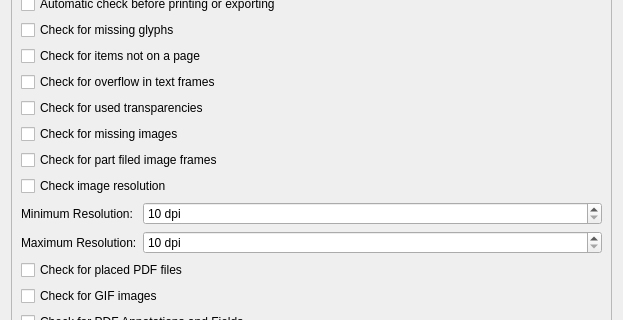
The window that scribus/ui/prefs_preflightverifierbase.ui (scribusproject/scribus) describes before a commit, drawn with Qt 5; both pictures show x 0 to 623 and y 288 to 608 of the 623 by 711 pixel window.
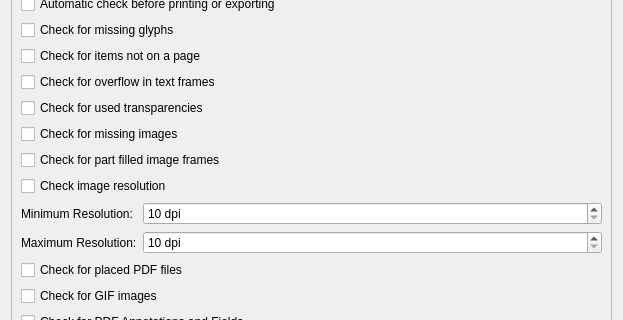
The same window after the commit.

Commit message: Fix part filled image frame string

The edit to the form file:
```diff
--- a/scribus/ui/prefs_preflightverifierbase.ui
+++ b/scribus/ui/prefs_preflightverifierbase.ui
@@ -239,7 +239,7 @@
        <item>
         <widget class="QCheckBox" name="checkPartFilledImageFramesCheckBox">
          <property name="text">
-          <string>Check for part filed image frames</string>
+          <string>Check for part filled image frames</string>
          </property>
         </widget>
        </item>
```
